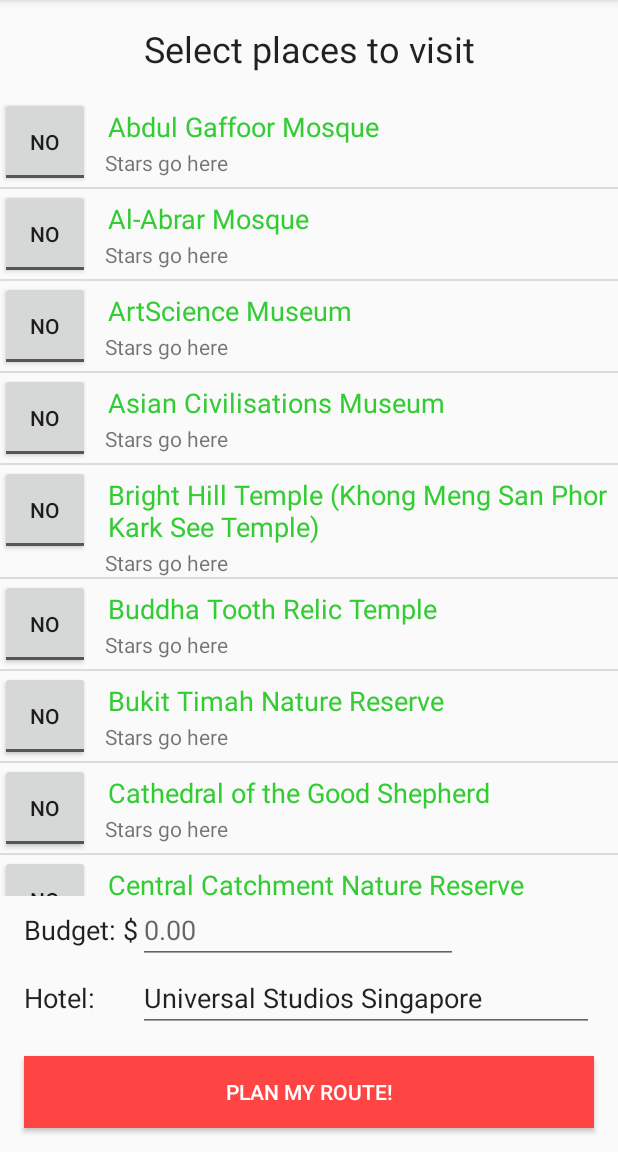
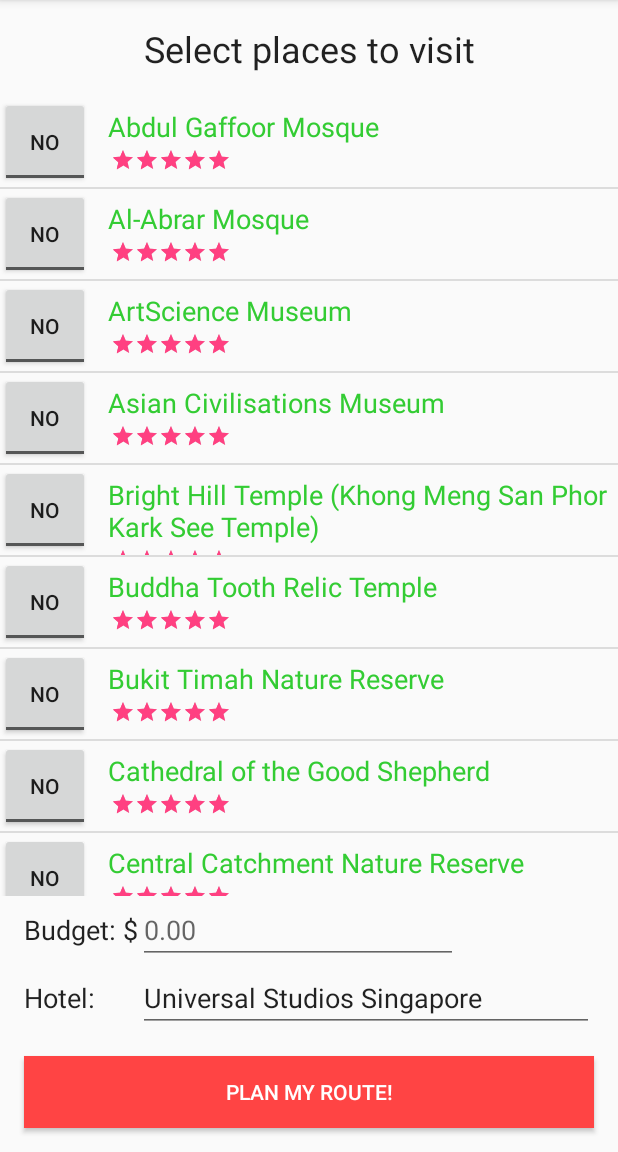
Before and after one commit to privatejw/TravelApp, an Android app: the screen it shows after launch (LocationPicker), on a phone screen of 412 x 824 dp, the part 84-1236 px from its top. Run offline under Robolectric (Android 15) with nearby library versions, the phone set to English and light mode, and no system bars.

Commit message:
changed to rating bar

```diff
--- a/app/src/main/java/class1/istd/travelapp/ItineraryPlanner/AttractionAdapter.java
+++ b/app/src/main/java/class1/istd/travelapp/ItineraryPlanner/AttractionAdapter.java
@@ -7,6 +7,7 @@ import android.view.View;
 import android.view.ViewGroup;
 import android.widget.BaseAdapter;
 import android.widget.ImageView;
+import android.widget.RatingBar;
 import android.widget.TextView;
 import android.widget.ToggleButton;
 
@@ -50,13 +51,13 @@ public class AttractionAdapter extends BaseAdapter {
             view = mInflater.inflate(R.layout.list_item_attraction, null);
             holder = new ViewHolder();
             holder.item_name = (TextView) view.findViewById(R.id.item_name);
-            holder.item_description = (TextView) view.findViewById(R.id.item_description);
+            holder.itemAttractionRatingBar = (RatingBar) view.findViewById(R.id.itemAttractionRatingBar);
             holder.toggleBtn = (ToggleButton) view.findViewById(R.id.toggleBtn);
 
             ItemAttraction row_pos = itemAttractions.get(i);
 
             holder.item_name.setText(row_pos.getItem_name());
-            holder.item_description.setText(row_pos.getItem_description());
+            holder.itemAttractionRatingBar.setRating(row_pos.getItem_rating());
             holder.toggleBtn.setOnClickListener(new View.OnClickListener() {
                 @Override
                 public void onClick(View view) {
@@ -71,7 +72,7 @@ public class AttractionAdapter extends BaseAdapter {
 
         ItemAttraction itemAttraction = itemAttractions.get(i);
         holder.item_name.setText(itemAttraction.getItem_name());
-        holder.item_description.setText(itemAttraction.getItem_description());
+        holder.itemAttractionRatingBar.setRating(itemAttraction.getItem_rating());
         holder.toggleBtn.setChecked(itemAttraction.isSelected());
         holder.toggleBtn.setTag(itemAttraction);
 
@@ -79,9 +80,8 @@ public class AttractionAdapter extends BaseAdapter {
     }
 
     private class ViewHolder {
-        ImageView item_image;
         TextView item_name;
-        TextView item_description;
+        RatingBar itemAttractionRatingBar;
         ToggleButton toggleBtn;
     }
 }
--- a/app/src/main/java/class1/istd/travelapp/ItineraryPlanner/ItemAttraction.java
+++ b/app/src/main/java/class1/istd/travelapp/ItineraryPlanner/ItemAttraction.java
@@ -2,12 +2,12 @@ package class1.istd.travelapp.ItineraryPlanner;
 
 public class ItemAttraction {
     private String item_name;
-    private String item_description;
+    private int item_rating;
     private boolean selected;
 
-    public ItemAttraction(String item_name, String item_description) {
+    public ItemAttraction(String item_name, int item_rating) {
         this.item_name = item_name;
-        this.item_description = item_description;
+        this.item_rating = item_rating;
         this.selected = false;
     }
 
@@ -15,8 +15,8 @@ public class ItemAttraction {
         return item_name;
     }
 
-    public String getItem_description() {
-        return item_description;
+    public int getItem_rating() {
+        return item_rating;
     }
 
     public void setSelected(boolean s) {
--- a/app/src/main/java/class1/istd/travelapp/ItineraryPlanner/LocationPicker.java
+++ b/app/src/main/java/class1/istd/travelapp/ItineraryPlanner/LocationPicker.java
@@ -49,7 +49,7 @@ public class LocationPicker extends BaseActivity implements AdapterView.OnItemCl
         String[] attraction = getResources().getStringArray(R.array.item_attractions);
 
         for (String anItem_name : attraction) {
-            itemAttractions.add(new ItemAttraction(anItem_name, "Stars go here"));
+            itemAttractions.add(new ItemAttraction(anItem_name, 5));
         }
 
         listAttractions = (ListView) findViewById(R.id.listAttractions);
--- a/app/src/main/res/layout/list_item_attraction.xml
+++ b/app/src/main/res/layout/list_item_attraction.xml
@@ -16,16 +16,17 @@
         android:textOff="No"
         android:textOn="Yes" />
 
-    <LinearLayout android:layout_width="wrap_content"
+    <LinearLayout android:layout_width="match_parent"
         android:layout_height="wrap_content"
         android:orientation="vertical"
         android:layout_alignParentTop="true"
         android:layout_toRightOf="@+id/toggleBtn"
-        android:layout_toEndOf="@+id/toggleBtn">
+        android:layout_toEndOf="@+id/toggleBtn"
+        android:layout_alignBottom="@+id/toggleBtn">
 
         <TextView
             android:id="@+id/item_name"
-            android:layout_width="wrap_content"
+            android:layout_width="match_parent"
             android:layout_height="wrap_content"
             android:text="Medium Text"
             android:textAppearance="?android:attr/textAppearanceMedium"
@@ -35,13 +36,18 @@
             android:padding="2dp"
             android:textColor="#33CC33" />
 
-        <TextView
-            android:id="@+id/item_description"
+        <RatingBar
             android:layout_width="wrap_content"
             android:layout_height="wrap_content"
-            android:text="TextView"
-            android:layout_marginStart="10dp"
-            android:layout_marginLeft="10dp"/>
+            android:id="@+id/itemAttractionRatingBar"
+            android:layout_below="@+id/linearLayout"
+            android:layout_toRightOf="@+id/toggleBtn"
+            android:layout_toEndOf="@+id/toggleBtn"
+            android:layout_marginLeft="14dp"
+            android:layout_marginStart="14dp"
+            android:numStars="5"
+            style="@style/Widget.AppCompat.RatingBar.Small" />
+
     </LinearLayout>
 
 </RelativeLayout>
```
